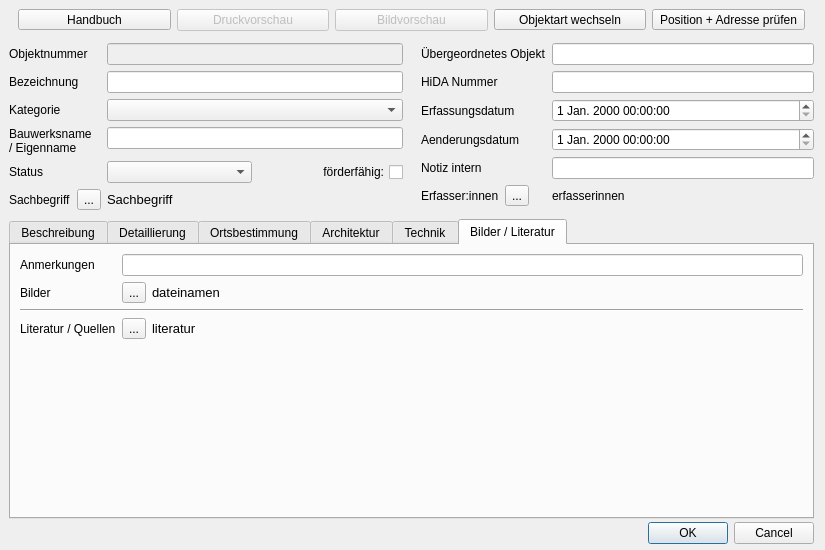
First picture: the form in LauQGIS_frontend/einzelobjekt_form.ui, repository LausitzBergbaukultur/LauGIS, before the edit.
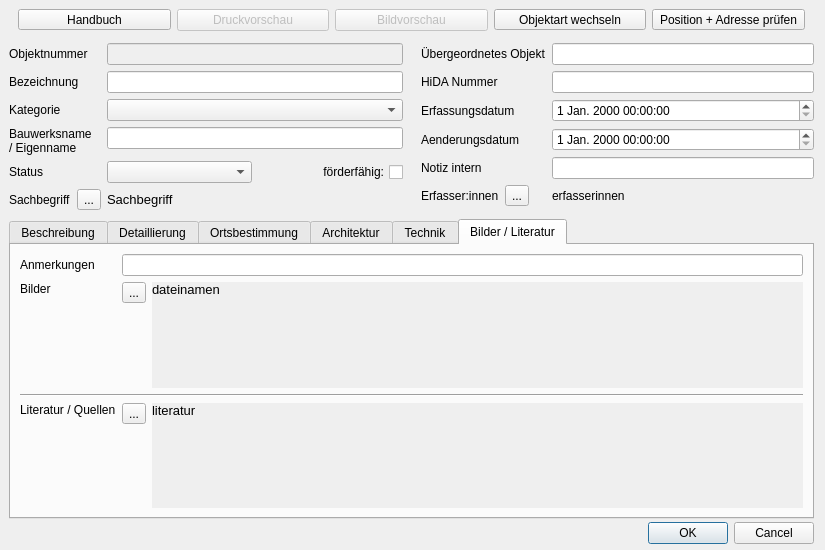
Second picture: the form after the edit. The open tabs and pages were chosen to show the change. Custom widgets are drawn as their Qt base class.

Commit message:
Hotfix 20220912 UI scaling
Die Listenfelder 'Literatur/Quelle' und 'Bilder' wurden um eine
Scroll-funktion ergänzt. Weiterhin wurde die Skalierung der Tabs
'Bilder / Literatur' und 'Beschreibung' angepasst, sodass deren Inhalte
auch in vertikaler Ebene skalieren.

```diff
--- a/LauQGIS_frontend/einzelobjekt_form.ui
+++ b/LauQGIS_frontend/einzelobjekt_form.ui
@@ -1140,7 +1140,7 @@
         <attribute name="title">
          <string>Bilder / Literatur</string>
         </attribute>
-        <layout class="QFormLayout" name="formLayout_3">
+        <layout class="QGridLayout" name="gridLayout">
          <item row="0" column="0">
           <widget class="QLabel" name="lblBildAnm">
            <property name="text">
@@ -1156,6 +1156,9 @@
            <property name="text">
             <string>Bilder</string>
            </property>
+           <property name="alignment">
+            <set>Qt::AlignLeading|Qt::AlignLeft|Qt::AlignTop</set>
+           </property>
           </widget>
          </item>
          <item row="1" column="1">
@@ -1168,6 +1171,54 @@
             </widget>
            </item>
            <item>
+            <widget class="QScrollArea" name="scrollArea">
+             <property name="frameShape">
+              <enum>QFrame::NoFrame</enum>
+             </property>
+             <property name="frameShadow">
+              <enum>QFrame::Plain</enum>
+             </property>
+             <property name="lineWidth">
+              <number>0</number>
+             </property>
+             <property name="widgetResizable">
+              <bool>true</bool>
+             </property>
+             <property name="alignment">
+              <set>Qt::AlignLeading|Qt::AlignLeft|Qt::AlignTop</set>
+             </property>
+             <widget class="QWidget" name="scrollAreaWidgetContents">
+              <property name="geometry">
+               <rect>
+                <x>0</x>
+                <y>0</y>
+                <width>635</width>
+                <height>78</height>
+               </rect>
+              </property>
+              <property name="sizePolicy">
+               <sizepolicy hsizetype="Preferred" vsizetype="Expanding">
+                <horstretch>0</horstretch>
+                <verstretch>0</verstretch>
+               </sizepolicy>
+              </property>
+              <layout class="QHBoxLayout" name="horizontalLayout_4">
+               <property name="spacing">
+                <number>0</number>
+               </property>
+               <property name="leftMargin">
+                <number>0</number>
+               </property>
+               <property name="topMargin">
+                <number>0</number>
+               </property>
+               <property name="rightMargin">
+                <number>0</number>
+               </property>
+               <property name="bottomMargin">
+                <number>0</number>
+               </property>
+               <item>
             <widget class="QLabel" name="lbl_return_bilder">
              <property name="font">
               <font>
@@ -1180,12 +1231,19 @@
              <property name="text">
               <string>dateinamen</string>
              </property>
+                 <property name="alignment">
+                  <set>Qt::AlignLeading|Qt::AlignLeft|Qt::AlignTop</set>
+                 </property>
              <property name="wordWrap">
               <bool>true</bool>
              </property>
              <property name="margin">
               <number>0</number>
              </property>
+                </widget>
+               </item>
+              </layout>
+             </widget>
             </widget>
            </item>
           </layout>
@@ -1208,6 +1266,9 @@
            <property name="text">
             <string>Literatur / Quellen</string>
            </property>
+           <property name="alignment">
+            <set>Qt::AlignLeading|Qt::AlignLeft|Qt::AlignTop</set>
+           </property>
           </widget>
          </item>
          <item row="3" column="1">
@@ -1220,18 +1281,70 @@
             </widget>
            </item>
            <item>
+            <widget class="QScrollArea" name="scrollArea_2">
+             <property name="frameShape">
+              <enum>QFrame::NoFrame</enum>
+             </property>
+             <property name="frameShadow">
+              <enum>QFrame::Plain</enum>
+             </property>
+             <property name="lineWidth">
+              <number>0</number>
+             </property>
+             <property name="widgetResizable">
+              <bool>true</bool>
+             </property>
+             <property name="alignment">
+              <set>Qt::AlignLeading|Qt::AlignLeft|Qt::AlignTop</set>
+             </property>
+             <widget class="QWidget" name="scrollAreaWidgetContents_2">
+              <property name="geometry">
+               <rect>
+                <x>0</x>
+                <y>0</y>
+                <width>635</width>
+                <height>78</height>
+               </rect>
+              </property>
+              <layout class="QHBoxLayout" name="horizontalLayout_5">
+               <property name="spacing">
+                <number>0</number>
+               </property>
+               <property name="leftMargin">
+                <number>0</number>
+               </property>
+               <property name="topMargin">
+                <number>0</number>
+               </property>
+               <property name="rightMargin">
+                <number>0</number>
+               </property>
+               <property name="bottomMargin">
+                <number>0</number>
+               </property>
+               <item>
             <widget class="QLabel" name="lbl_return_literatur">
              <property name="font">
               <font>
                <pointsize>10</pointsize>
               </font>
              </property>
+                 <property name="lineWidth">
+                  <number>0</number>
+                 </property>
              <property name="text">
               <string>literatur</string>
              </property>
+                 <property name="alignment">
+                  <set>Qt::AlignLeading|Qt::AlignLeft|Qt::AlignTop</set>
+                 </property>
              <property name="wordWrap">
               <bool>true</bool>
              </property>
+                </widget>
+               </item>
+              </layout>
+             </widget>
             </widget>
            </item>
           </layout>
```
Left out of the diff: 5 changed lines with no effect on the pictures. Lines whose indentation alone changed are shown as unchanged. The commit also changes 1 other file.
